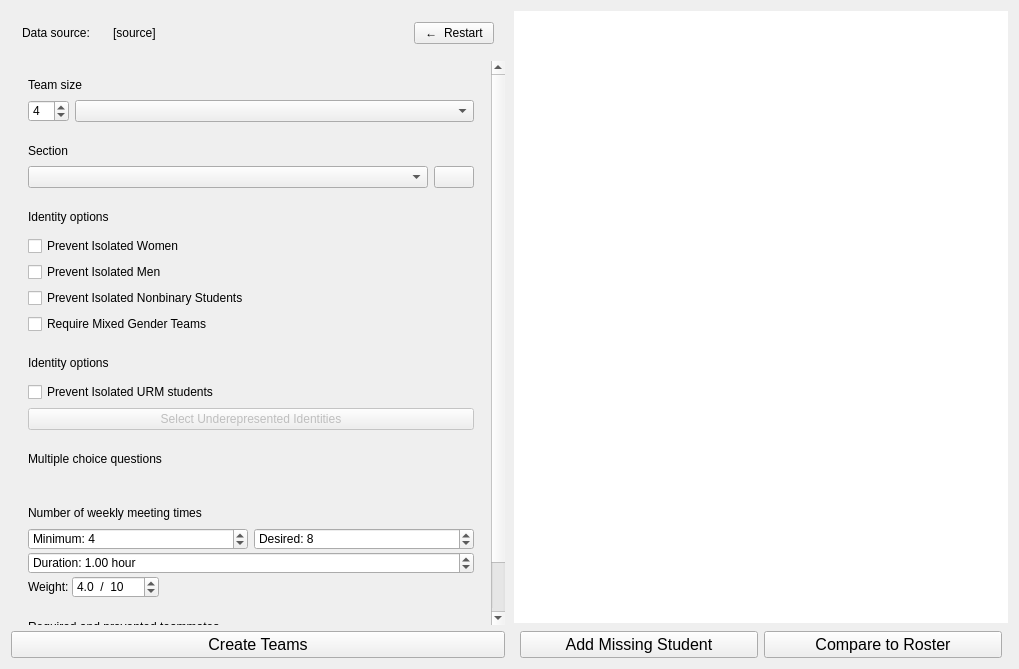
This is gruepr.ui in gruepr/gruepr as Qt 5 draws it before an edit. The edited form follows.
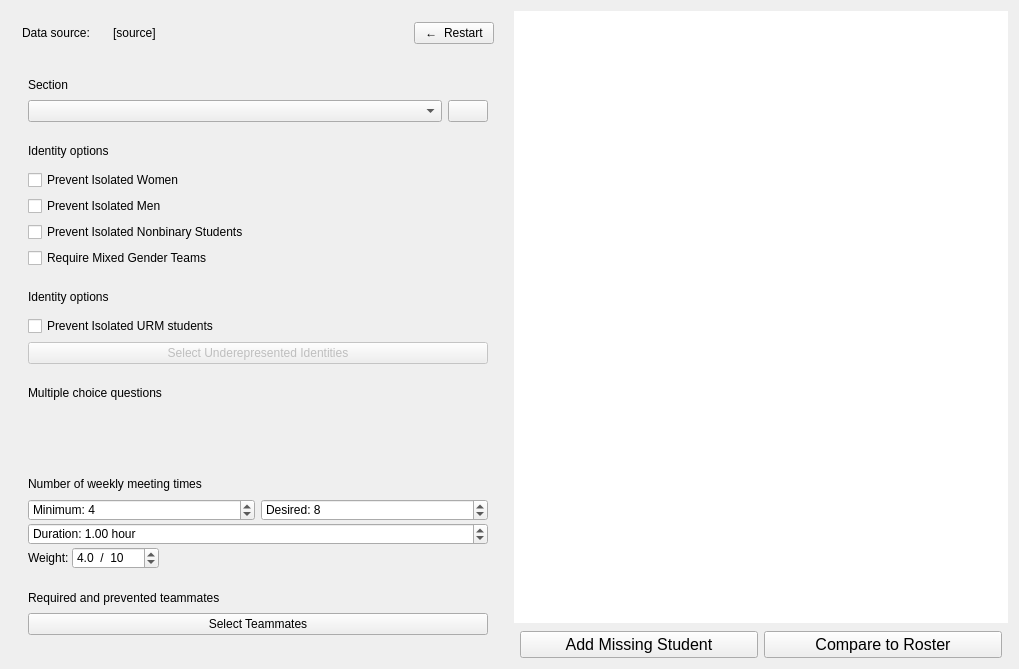
This is the edited form. Icons and pictures are not drawn. Custom widgets are drawn as their Qt base class.

The edit to the form file:
```diff
--- a/gruepr.ui
+++ b/gruepr.ui
@@ -215,31 +215,6 @@
         </widget>
        </widget>
       </item>
-      <item row="2" column="0">
-       <widget class="QPushButton" name="letsDoItButton">
-        <property name="sizePolicy">
-         <sizepolicy hsizetype="Expanding" vsizetype="Minimum">
-          <horstretch>0</horstretch>
-          <verstretch>0</verstretch>
-         </sizepolicy>
-        </property>
-        <property name="font">
-         <font>
-          <pointsize>12</pointsize>
-         </font>
-        </property>
-        <property name="text">
-         <string>Create Teams</string>
-        </property>
-        <property name="icon">
-         <iconset resource="gruepr.qrc">
-          <normaloff>:/icons_new/createTeams.png</normaloff>:/icons_new/createTeams.png</iconset>
-        </property>
-        <property name="checked">
-         <bool>false</bool>
-        </property>
-       </widget>
-      </item>
       <item row="0" column="0" alignment="Qt::AlignmentFlag::AlignTop">
        <widget class="QFrame" name="dataSourceFrame">
         <property name="sizePolicy">
@@ -336,7 +311,7 @@
            <x>0</x>
            <y>0</y>
            <width>498</width>
-           <height>549</height>
+           <height>575</height>
           </rect>
          </property>
          <property name="sizePolicy">
@@ -361,79 +336,6 @@
           <property name="bottomMargin">
            <number>6</number>
           </property>
-          <item>
-           <widget class="QFrame" name="teamSizeFrame">
-            <layout class="QGridLayout" name="teamSizeLayout" columnstretch="0,0">
-             <property name="verticalSpacing">
-              <number>2</number>
-             </property>
-             <item row="2" column="1">
-              <widget class="QComboBox" name="teamSizeBox">
-               <property name="sizePolicy">
-                <sizepolicy hsizetype="Expanding" vsizetype="Preferred">
-                 <horstretch>0</horstretch>
-                 <verstretch>0</verstretch>
-                </sizepolicy>
-               </property>
-               <property name="toolTip">
-                <string>Choose how many students are on each team.</string>
-               </property>
-               <property name="sizeAdjustPolicy">
-                <enum>QComboBox::SizeAdjustPolicy::AdjustToContents</enum>
-               </property>
-              </widget>
-             </item>
-             <item row="1" column="0" colspan="2">
-              <spacer name="teamSizeLabelSpacer">
-               <property name="orientation">
-                <enum>Qt::Orientation::Vertical</enum>
-               </property>
-               <property name="sizeType">
-                <enum>QSizePolicy::Policy::Fixed</enum>
-               </property>
-               <property name="sizeHint" stdset="0">
-                <size>
-                 <width>20</width>
-                 <height>6</height>
-                </size>
-               </property>
-              </spacer>
-             </item>
-             <item row="0" column="0" colspan="2" alignment="Qt::AlignmentFlag::AlignLeft|Qt::AlignmentFlag::AlignVCenter">
-              <widget class="QLabel" name="teamSizeLabel">
-               <property name="sizePolicy">
-                <sizepolicy hsizetype="Preferred" vsizetype="Preferred">
-                 <horstretch>0</horstretch>
-                 <verstretch>0</verstretch>
-                </sizepolicy>
-               </property>
-               <property name="text">
-                <string>Team size</string>
-               </property>
-              </widget>
-             </item>
-             <item row="2" column="0">
-              <widget class="QSpinBox" name="idealTeamSizeBox">
-               <property name="sizePolicy">
-                <sizepolicy hsizetype="Minimum" vsizetype="Preferred">
-                 <horstretch>0</horstretch>
-                 <verstretch>0</verstretch>
-                </sizepolicy>
-               </property>
-               <property name="toolTip">
-                <string>Set the ideal number of students on each team</string>
-               </property>
-               <property name="minimum">
-                <number>2</number>
-               </property>
-               <property name="value">
-                <number>4</number>
-               </property>
-              </widget>
-             </item>
-            </layout>
-           </widget>
-          </item>
           <item>
            <widget class="DraggableQFrame" name="sectionFrame">
             <layout class="QGridLayout" name="sectionLayout">
```
